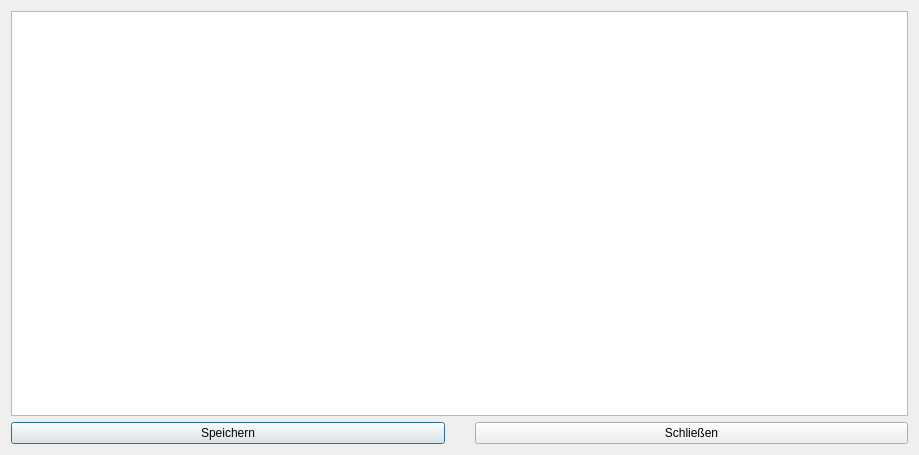
This is windowPositions.ui in MarcelGep/RechnungsApp as Qt 5 draws it before an edit. The edited form follows.
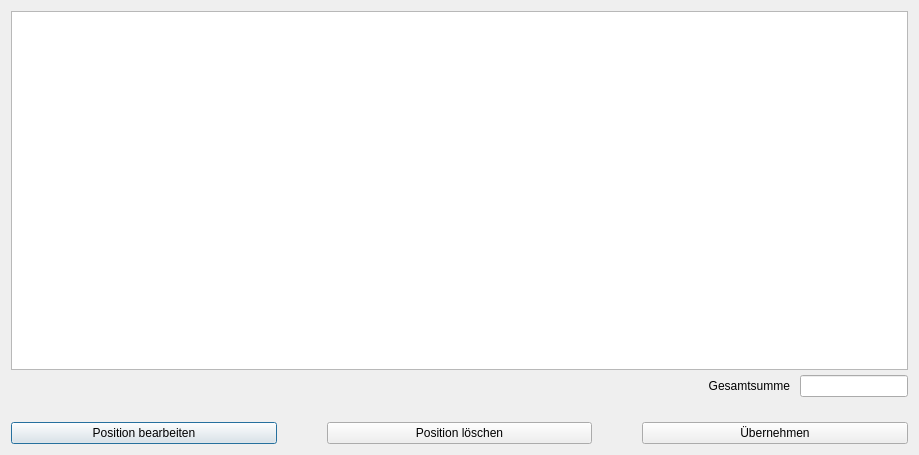
This is the edited form.

Diff of the .ui file:
```diff
--- a/windowPositions.ui
+++ b/windowPositions.ui
@@ -14,6 +14,9 @@
    <string>Dialog</string>
   </property>
   <layout class="QVBoxLayout" name="verticalLayout">
+   <property name="spacing">
+    <number>5</number>
+   </property>
    <item>
     <widget class="QTableWidget" name="twRgPositions">
      <property name="focusPolicy">
@@ -51,22 +54,91 @@
      </attribute>
     </widget>
    </item>
+   <item>
+    <layout class="QHBoxLayout" name="horizontalLayout_2">
+     <property name="spacing">
+      <number>10</number>
+     </property>
+     <item>
+      <spacer name="horizontalSpacer_2">
+       <property name="orientation">
+        <enum>Qt::Horizontal</enum>
+       </property>
+       <property name="sizeHint" stdset="0">
+        <size>
+         <width>40</width>
+         <height>20</height>
+        </size>
+       </property>
+      </spacer>
+     </item>
+     <item>
+      <widget class="QLabel" name="label_38">
+       <property name="text">
+        <string>Gesamtsumme</string>
+       </property>
+       <property name="alignment">
+        <set>Qt::AlignRight|Qt::AlignTrailing|Qt::AlignVCenter</set>
+       </property>
+      </widget>
+     </item>
+     <item>
+      <widget class="QLineEdit" name="lePositionsSumme">
+       <property name="sizePolicy">
+        <sizepolicy hsizetype="Preferred" vsizetype="Fixed">
+         <horstretch>0</horstretch>
+         <verstretch>0</verstretch>
+        </sizepolicy>
+       </property>
+       <property name="alignment">
+        <set>Qt::AlignRight|Qt::AlignTrailing|Qt::AlignVCenter</set>
+       </property>
+       <property name="readOnly">
+        <bool>true</bool>
+       </property>
+      </widget>
+     </item>
+    </layout>
+   </item>
+   <item>
+    <spacer name="verticalSpacer">
+     <property name="orientation">
+      <enum>Qt::Vertical</enum>
+     </property>
+     <property name="sizeType">
+      <enum>QSizePolicy::Fixed</enum>
+     </property>
+     <property name="sizeHint" stdset="0">
+      <size>
+       <width>20</width>
+       <height>20</height>
+      </size>
+     </property>
+    </spacer>
+   </item>
    <item>
     <layout class="QHBoxLayout" name="horizontalLayout">
      <property name="spacing">
-      <number>30</number>
+      <number>50</number>
      </property>
      <item>
       <widget class="QPushButton" name="btnPositionSave">
        <property name="text">
-        <string>Speichern</string>
+        <string>Position bearbeiten</string>
+       </property>
+      </widget>
+     </item>
+     <item>
+      <widget class="QPushButton" name="btnPositionDelete">
+       <property name="text">
+        <string>Position löschen</string>
        </property>
       </widget>
      </item>
      <item>
       <widget class="QPushButton" name="btnClose">
        <property name="text">
-        <string>Schließen</string>
+        <string>Übernehmen</string>
        </property>
       </widget>
      </item>
```
Left out of the diff: 2 changed lines with no effect on the pictures.
